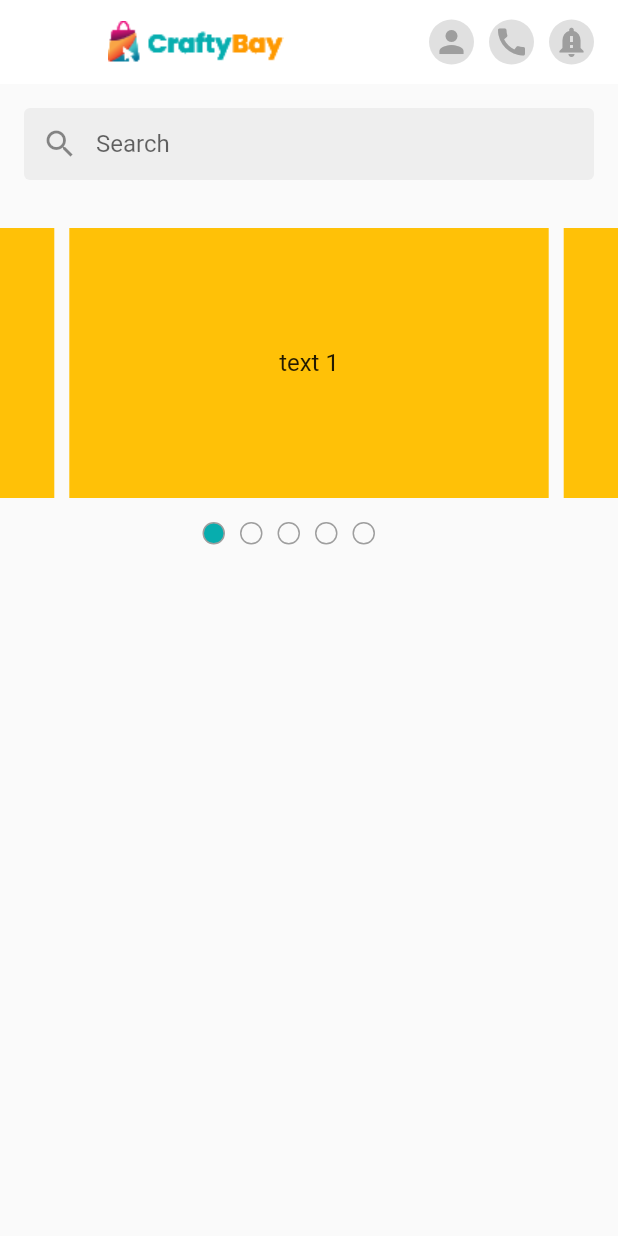
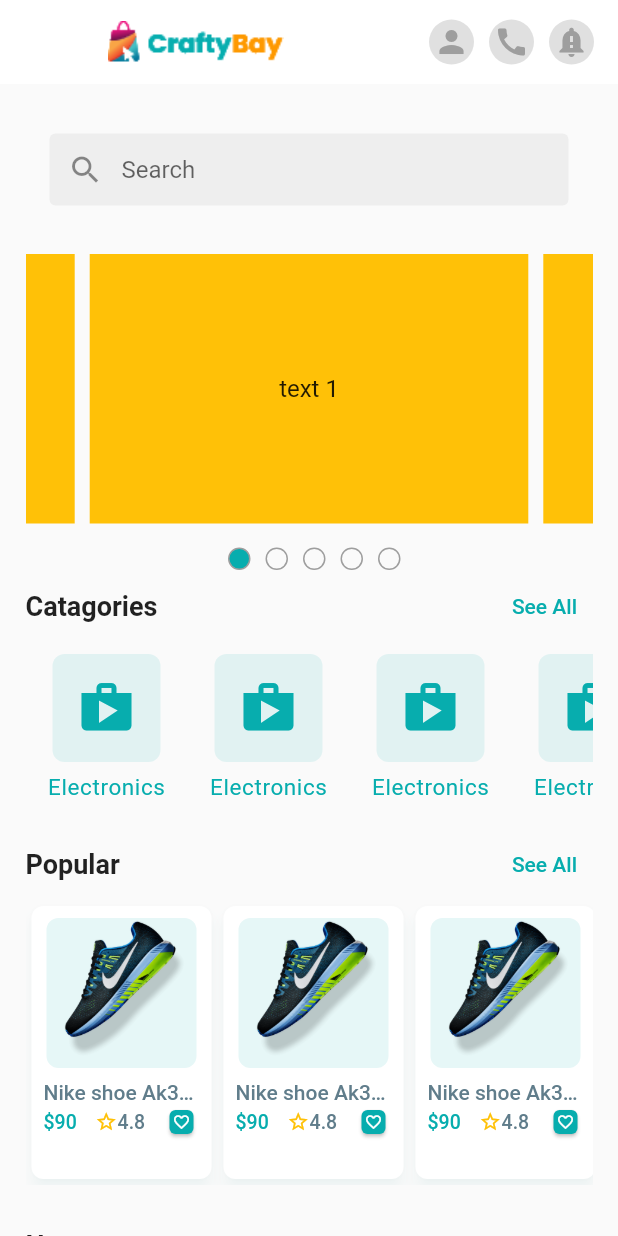
Before and after one commit to Rakib-Hasan25/CraftBay, a Flutter app: the HomeScreen screen opened directly, on a phone screen of 412 x 824 dp. Run offline on Flutter 3.47's test engine with Material 2 defaults, Android fonts, the phone set to English and light mode, and no system bars; drawn by our look-alikes of carousel_slider; our stand-ins replace flutter_svg, get, pin_code_fields.

Commit message:
homw screen ui design done

```diff
--- a/lib/presentation/ui/screens/home_screen.dart
+++ b/lib/presentation/ui/screens/home_screen.dart
@@ -3,44 +3,57 @@ import 'package:ecommerce/presentation/ui/utlis/color_palette.dart';
 import 'package:ecommerce/presentation/ui/utlis/image_assets.dart';
 import 'package:flutter/material.dart';
 
+import '../widgets/catagoryCard.dart';
 import '../widgets/circular_icon_button.dart';
+import '../widgets/home/ProductCard.dart';
+import '../widgets/home/home_section_title.dart';
 import '../widgets/home/home_slider.dart';
+
 class HomeScreen extends StatefulWidget {
   const HomeScreen({super.key});
 
   @override
   State<HomeScreen> createState() => _HomeScreenState();
 }
+
 class _HomeScreenState extends State<HomeScreen> {
-
-
-
   @override
   Widget build(BuildContext context) {
     return Scaffold(
       appBar: AppBar(
           backgroundColor: Colors.white,
           elevation: 0,
-
-
           title: Row(
             children: [
-            Image.asset(ImageAssets.craftyBayNavLogoPNG,fit: BoxFit.cover,),
-
+              Image.asset(
+                ImageAssets.craftyBayNavLogoPNG,
+                fit: BoxFit.cover,
+              ),
               const Spacer(),
-
-            CircularIconButton(icon: Icons.person,onTap: (){},),
-            SizedBox(width: 10,),
-            CircularIconButton(icon: Icons.call,onTap: (){},),
-            SizedBox(width: 10,),
-            CircularIconButton(icon: Icons.notification_important,onTap: (){},),
-
-
+              CircularIconButton(
+                icon: Icons.person,
+                onTap: () {},
+              ),
+              SizedBox(
+                width: 10,
+              ),
+              CircularIconButton(
+                icon: Icons.call,
+                onTap: () {},
+              ),
+              SizedBox(
+                width: 10,
+              ),
+              CircularIconButton(
+                icon: Icons.notification_important,
+                onTap: () {},
+              ),
             ],
-        )
-      ),
+          )),
       body: SingleChildScrollView(
-        child:Column(
+        child: Padding(
+          padding: const EdgeInsets.all(17.0),
+          child: Column(
             children: [
               Padding(
                 padding: const EdgeInsets.all(16.0),
@@ -49,7 +62,7 @@ class _HomeScreenState extends State<HomeScreen> {
                       fillColor: Colors.grey.shade200,
                       filled: true,
                       prefixIcon: Icon(Icons.search),
-                  hintText:"Search",
+                      hintText: "Search",
                       border: OutlineInputBorder(
                         borderSide: BorderSide.none,
                       ),
@@ -58,25 +71,81 @@ class _HomeScreenState extends State<HomeScreen> {
                       ),
                       enabledBorder: OutlineInputBorder(
                         borderSide: BorderSide.none,
-                    )
+                      )),
                 ),
               ),
-
+              const SizedBox(
+                height: 16,
               ),
-
-
-      const SizedBox(height: 16,),
-
-            HomeSlider(),
-
-
-
-
-
+              const HomeSlider(),
+              HomeSectionTitle(
+                title: 'Catagories',
+                onTap: () {},
+              ),
+              SizedBox(
+                height: 8,
+              ),
+              SizedBox(
+                height: 100,
+                child: ListView.builder(
+                    itemCount: 10,
+                    scrollDirection: Axis.horizontal,
+                    itemBuilder: (context, index) {
+                      return CatagoryCard();
+                    }),
+              ),
+              SizedBox(
+                height: 16,
+              ),
+              HomeSectionTitle(
+                title: 'Popular',
+                onTap: () {},
+              ),
+              SizedBox(
+                height: 190,
+                child: ListView.builder(
+                    itemCount: 5,
+                    scrollDirection: Axis.horizontal,
+                    itemBuilder: (context, index) {
+                      return ProductCard();
+                    }),
+              ),
+              SizedBox(
+                height: 16,
+              ),
+              HomeSectionTitle(
+                title: 'New',
+                onTap: () {},
+              ),
+              SizedBox(
+                height: 190,
+                child: ListView.builder(
+                    itemCount: 5,
+                    scrollDirection: Axis.horizontal,
+                    itemBuilder: (context, index) {
+                      return ProductCard();
+                    }),
+              ),
+              SizedBox(
+                height: 16,
+              ),
+              HomeSectionTitle(
+                title: 'Special',
+                onTap: () {},
+              ),
+              SizedBox(
+                height: 190,
+                child: ListView.builder(
+                    itemCount: 5,
+                    scrollDirection: Axis.horizontal,
+                    itemBuilder: (context, index) {
+                      return ProductCard();
+                    }),
+              )
             ],
           ),
         ),
-
+      ),
     );
   }
 }
--- /dev/null
+++ b/lib/presentation/ui/widgets/catagoryCard.dart
@@ -0,0 +1,35 @@
+import 'package:flutter/material.dart';
+
+import '../utlis/color_palette.dart';
+
+class CatagoryCard extends StatelessWidget {
+  const CatagoryCard({
+    super.key,
+  });
+
+  @override
+  Widget build(BuildContext context) {
+    return Padding(
+      padding: const EdgeInsets.symmetric(horizontal: 10),
+      child: Column(
+        children: [
+          Container(
+            margin:EdgeInsets.symmetric(horizontal: 8),
+            padding: EdgeInsets.all(16),
+            decoration: BoxDecoration(
+              color: ColorPalette.primaryColor.withOpacity(0.1),
+              borderRadius: BorderRadius.circular(8),
+            ),
+            child: Icon(Icons.shop,size: 40,color: ColorPalette.primaryColor,),
+          ),
+          SizedBox(height: 8,),
+          Text('Electronics',style: TextStyle(
+              fontSize: 15,
+              color: ColorPalette.primaryColor,
+              letterSpacing: 0.4
+          ),),
+        ],
+      ),
+    );
+  }
+}
--- /dev/null
+++ b/lib/presentation/ui/widgets/home/ProductCard.dart
@@ -0,0 +1,99 @@
+import 'package:flutter/material.dart';
+
+import '../../utlis/color_palette.dart';
+
+
+class ProductCard extends StatelessWidget {
+  const ProductCard({
+    super.key,
+  });
+
+  @override
+  Widget build(BuildContext context) {
+    return Card(
+      shadowColor: ColorPalette.primaryColor.withOpacity(0.1),
+      elevation: 4,
+      shape: RoundedRectangleBorder(
+        borderRadius: BorderRadius.circular(8),
+      ),
+      child: SizedBox(
+        width: 120,
+        child: Column(
+          children: [
+            Padding(
+              padding: const EdgeInsets.only(top: 8),
+              child: Container(
+                height: 100,
+                width: 100,
+                decoration: BoxDecoration(
+                    color: ColorPalette.primaryColor.withOpacity(0.1),
+                    borderRadius: BorderRadius.circular(8),
+
+
+
+                    image: DecorationImage(
+                        image: AssetImage(
+                            'assets/images/shoe.png'
+                        )
+                    )),
+
+
+              ),
+            ),
+            Padding(
+              padding: const EdgeInsets.all(8.0),
+              child: Column(
+                children: [
+                  Text(
+                    'Nike shoe Ak3635',
+                    maxLines: 1,
+                    style: TextStyle(
+                        fontWeight: FontWeight.w500,
+                        color: Colors.blueGrey,
+                        overflow: TextOverflow.ellipsis),
+                  ),
+                  Row(
+                    mainAxisAlignment: MainAxisAlignment.spaceBetween,
+                    children: [
+                      Text('\$90',style: TextStyle(
+                          fontSize: 13,
+                          color: ColorPalette.primaryColor,
+                          fontWeight: FontWeight.w500
+                      ),),
+                      Wrap(
+                        crossAxisAlignment: WrapCrossAlignment.center,
+                        children: [
+                          Icon(
+                            Icons.star_border,
+                            size: 15,
+                            color: Colors.amber,
+                          ),
+                          Text('4.8',style: TextStyle(
+                              fontWeight: FontWeight.w500,
+                              color: Colors.blueGrey,
+                              fontSize: 13,
+                              overflow: TextOverflow.ellipsis) ,),
+                        ],
+                      ),
+                      Card(
+                        color: ColorPalette.primaryColor,
+                        child: Padding(
+                          padding: const EdgeInsets.all(2.0),
+                          child: Icon(
+                            Icons.favorite_border,
+                            size: 12,
+                            color: Colors.white,
+                          ),
+                        ),
+                      )
+                    ],
+                  ),
+                ],
+              ),
+            )
+          ],
+        ),
+      ),
+    );
+  }
+}
--- /dev/null
+++ b/lib/presentation/ui/widgets/home/home_section_title.dart
@@ -0,0 +1,25 @@
+import 'package:flutter/material.dart';
+
+
+class HomeSectionTitle extends StatelessWidget {
+  const HomeSectionTitle({
+    super.key,required this.title,
+    required this.onTap});
+  final String title;
+  final VoidCallback onTap;
+
+  @override
+  Widget build(BuildContext context) {
+    return Row(
+      mainAxisAlignment: MainAxisAlignment.spaceBetween,
+      children: [
+        Text(title,
+          style: TextStyle(
+            fontSize: 18,
+            fontWeight: FontWeight.w700,
+          ),),
+        TextButton(onPressed: (){}, child: Text('See All')),
+      ],
+    );
+  }
+}
```
Also changed, not shown: assets/images/shoe.png (added). Lines whose indentation alone changed are shown as unchanged.
